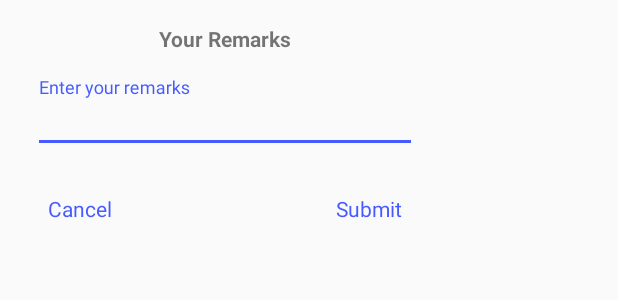
After one commit to faiqmustaqeem/WFDSA, an Android app: the layout remarks_dialog.xml on its own in the app's theme, with its tools: preview values and no code run, on a phone screen of 412 x 824 dp. The commit adds this screen. Shown: the top 300 px of the screen. Run offline under Robolectric (Android 15) with nearby library versions, the phone set to English and light mode, and no system bars.

Commit message:
10 jan starting

```diff
--- a/app/src/main/AndroidManifest.xml
+++ b/app/src/main/AndroidManifest.xml
@@ -66,6 +66,11 @@
         <activity
             android:name=".MainActivity"
             android:screenOrientation="portrait" />
+        <activity
+            android:name=".Dialog.EventDiscussionDialog"
+            android:screenOrientation="portrait" />
+
+
         <activity
             android:name=".MainResources"
             android:screenOrientation="portrait" />
--- a/app/src/main/java/com/example/shariqkhan/wfdsa/ContactActivity.java
+++ b/app/src/main/java/com/example/shariqkhan/wfdsa/ContactActivity.java
@@ -271,6 +271,7 @@ public class ContactActivity extends AppCompatActivity implements OnMapReadyCall
                         lat = Double.valueOf(job.getString("lat"));
                         lng = Double.valueOf(job.getString("lng"));
                         phNo = job.getString("contact_no");
+
                         tvDiscussion.setText(job.getString("address"));
 
                     }
--- a/app/src/main/res/layout/activity_about.xml
+++ b/app/src/main/res/layout/activity_about.xml
@@ -15,7 +15,7 @@
     <ImageView
         android:id="@+id/ivLogo"
         android:layout_width="match_parent"
-        android:layout_height="170dp"
+        android:layout_height="185dp"
         android:layout_below="@+id/tool_bar"
 android:scaleType="fitXY"
 
--- a/app/src/main/res/layout/content_main.xml
+++ b/app/src/main/res/layout/content_main.xml
@@ -105,6 +105,7 @@
                 android:layout_width="0dp"
                 android:layout_height="wrap_content"
                 android:layout_marginLeft="8dp"
+                android:layout_marginTop="8dp"
                 android:layout_marginRight="8dp"
                 app:layout_constraintHorizontal_bias="0.0"
                 app:layout_constraintLeft_toLeftOf="parent"
@@ -114,6 +115,7 @@
                 <android.support.constraint.ConstraintLayout
                     android:layout_width="match_parent"
                     android:layout_height="match_parent"
+
                     android:background="@drawable/rectangle">
 
                     <TextView
--- /dev/null
+++ b/app/src/main/res/layout/remarks_dialog.xml
@@ -0,0 +1,76 @@
+<?xml version="1.0" encoding="utf-8"?>
+<android.support.constraint.ConstraintLayout xmlns:android="http://schemas.android.com/apk/res/android"
+    xmlns:app="http://schemas.android.com/apk/res-auto"
+    xmlns:tools="http://schemas.android.com/tools"
+    android:layout_width="300dp"
+
+    android:layout_height="wrap_content">
+
+    <TextView
+        android:layout_height="wrap_content"
+        android:layout_width="0dp"
+        app:layout_constraintRight_toRightOf="parent"
+        app:layout_constraintLeft_toLeftOf="parent"
+        android:text="Your Remarks"
+        android:gravity="center"
+        app:layout_constraintTop_toTopOf="parent"
+        android:layout_marginTop="8dp"
+        android:id="@+id/textView14"
+        android:textStyle="bold"
+        android:padding="8dp"/>
+
+    <android.support.design.widget.TextInputLayout
+        android:id="@+id/textInputLayout"
+        android:layout_width="0dp"
+        android:layout_height="wrap_content"
+        android:layout_marginEnd="14dp"
+        android:layout_marginRight="14dp"
+        android:layout_marginStart="14dp"
+        app:layout_constraintRight_toRightOf="parent"
+        android:layout_marginLeft="14dp"
+        app:layout_constraintLeft_toLeftOf="parent"
+        android:padding="8dp"
+        android:layout_marginTop="0dp"
+        app:layout_constraintTop_toBottomOf="@+id/textView14">
+
+        <EditText
+            android:id="@+id/etPassword"
+            android:layout_width="match_parent"
+            android:layout_height="wrap_content"
+            android:hint="Enter your remarks"
+            android:inputType="text"
+            android:textSize="14sp" />
+    </android.support.design.widget.TextInputLayout>
+
+    <TextView
+        android:id="@+id/tvSubmit"
+        android:layout_width="wrap_content"
+        android:layout_height="wrap_content"
+        app:layout_constraintTop_toBottomOf="@+id/textInputLayout"
+        android:text="Submit"
+        android:padding="12dp"
+        android:background="?attr/selectableItemBackground"
+        android:textColor="@color/colorAccent"
+        android:clickable="false"
+        android:layout_marginRight="20dp"
+        app:layout_constraintRight_toRightOf="parent"
+        android:layout_marginTop="7dp"
+        app:layout_constraintBottom_toBottomOf="parent"
+        android:layout_marginBottom="8dp" />
+    <TextView
+        android:id="@+id/tvCancel"
+        android:layout_width="wrap_content"
+        android:layout_height="wrap_content"
+        app:layout_constraintTop_toBottomOf="@+id/textInputLayout"
+        android:text="Cancel"
+        android:padding="12dp"
+        android:background="?attr/selectableItemBackground"
+        android:textColor="@color/colorAccent"
+        android:clickable="true"
+        android:layout_marginLeft="20dp"
+        app:layout_constraintLeft_toLeftOf="parent"
+        android:layout_marginTop="7dp"
+        app:layout_constraintBottom_toBottomOf="parent"
+        android:layout_marginBottom="8dp" />
+
+</android.support.constraint.ConstraintLayout>
```
Also changed, not shown: app/src/main/java/com/example/shariqkhan/wfdsa/Dialog/EventDiscussionDialog.java (+29 -15 lines), app/src/main/java/com/example/shariqkhan/wfdsa/Dialog/RemarksDialog.java (added, +8 -0 lines), app/src/main/java/com/example/shariqkhan/wfdsa/GalleryActivityMine.java (+7 -5 lines), app/src/main/java/com/example/shariqkhan/wfdsa/MainActivity.java (+22 -8 lines), app/src/main/java/com/example/shariqkhan/wfdsa/SelectedEventActivity.java (+78 -8 lines).
